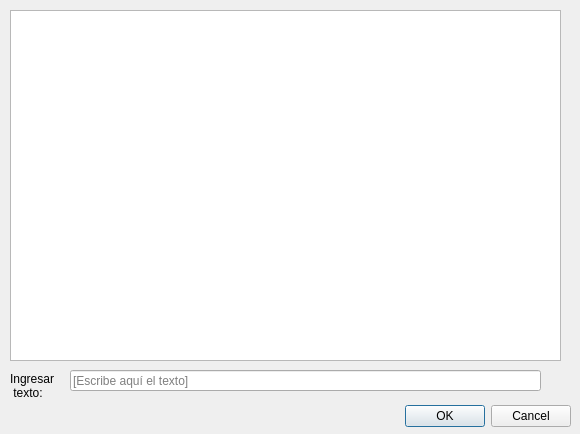
This is Practica2/GUI/principal.ui in os-baach/Redes2017 as Qt 5 draws it before an edit. The edited form follows.
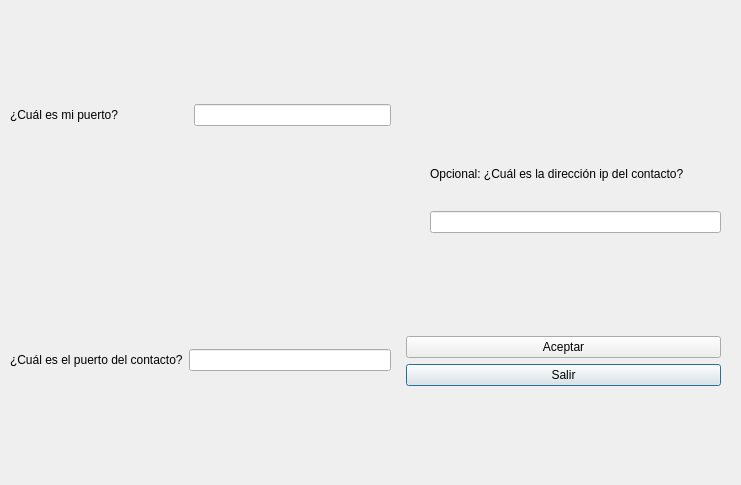
This is the edited form.

```diff
--- a/Practica2/GUI/principal.ui
+++ b/Practica2/GUI/principal.ui
@@ -6,74 +6,205 @@
    <rect>
     <x>0</x>
     <y>0</y>
-    <width>580</width>
-    <height>434</height>
+    <width>741</width>
+    <height>485</height>
    </rect>
   </property>
   <property name="windowTitle">
    <string>Chat</string>
   </property>
-  <widget class="QDialogButtonBox" name="buttonBox">
+  <widget class="QStackedWidget" name="stackedWidget">
    <property name="geometry">
     <rect>
-     <x>230</x>
-     <y>400</y>
-     <width>341</width>
-     <height>32</height>
+     <x>0</x>
+     <y>0</y>
+     <width>741</width>
+     <height>481</height>
     </rect>
    </property>
-   <property name="orientation">
-    <enum>Qt::Horizontal</enum>
+   <property name="currentIndex">
+    <number>0</number>
    </property>
-   <property name="standardButtons">
-    <set>QDialogButtonBox::Cancel|QDialogButtonBox::Ok</set>
-   </property>
-  </widget>
-  <widget class="QPlainTextEdit" name="plainTextEdit">
-   <property name="geometry">
-    <rect>
-     <x>10</x>
-     <y>10</y>
-     <width>551</width>
-     <height>351</height>
-    </rect>
-   </property>
-   <property name="readOnly">
-    <bool>true</bool>
-   </property>
-  </widget>
-  <widget class="QLineEdit" name="lineEdit">
-   <property name="geometry">
-    <rect>
-     <x>70</x>
-     <y>370</y>
-     <width>471</width>
-     <height>21</height>
-    </rect>
-   </property>
-   <property name="placeholderText">
-    <string>[Escribe aquí el texto]</string>
-   </property>
-  </widget>
-  <widget class="QLabel" name="label">
-   <property name="geometry">
-    <rect>
-     <x>10</x>
-     <y>370</y>
-     <width>91</width>
-     <height>31</height>
-    </rect>
-   </property>
-   <property name="text">
-    <string>Ingresar
+   <widget class="QWidget" name="page_2">
+    <widget class="QWidget" name="formLayoutWidget">
+     <property name="geometry">
+      <rect>
+       <x>400</x>
+       <y>330</y>
+       <width>321</width>
+       <height>151</height>
+      </rect>
+     </property>
+     <layout class="QFormLayout" name="formLayout_2">
+      <item row="5" column="0">
+       <layout class="QHBoxLayout" name="horizontalLayout_3"/>
+      </item>
+      <item row="7" column="1">
+       <widget class="QPushButton" name="pushButton">
+        <property name="text">
+         <string>Salir</string>
+        </property>
+       </widget>
+      </item>
+      <item row="6" column="1">
+       <widget class="QPushButton" name="pushButton_2">
+        <property name="text">
+         <string>Aceptar</string>
+        </property>
+       </widget>
+      </item>
+     </layout>
+    </widget>
+    <widget class="QWidget" name="gridLayoutWidget">
+     <property name="geometry">
+      <rect>
+       <x>10</x>
+       <y>10</y>
+       <width>381</width>
+       <height>211</height>
+      </rect>
+     </property>
+     <layout class="QGridLayout" name="gridLayout">
+      <item row="0" column="0">
+       <widget class="QLabel" name="label_2">
+        <property name="minimumSize">
+         <size>
+          <width>120</width>
+          <height>16</height>
+         </size>
+        </property>
+        <property name="text">
+         <string>¿Cuál es mi puerto?                     </string>
+        </property>
+        <property name="scaledContents">
+         <bool>false</bool>
+        </property>
+       </widget>
+      </item>
+      <item row="0" column="1">
+       <widget class="QLineEdit" name="lineEdit_2"/>
+      </item>
+     </layout>
+    </widget>
+    <widget class="QWidget" name="gridLayoutWidget_2">
+     <property name="geometry">
+      <rect>
+       <x>10</x>
+       <y>240</y>
+       <width>381</width>
+       <height>241</height>
+      </rect>
+     </property>
+     <layout class="QGridLayout" name="gridLayout_2">
+      <item row="0" column="0">
+       <widget class="QLabel" name="label_3">
+        <property name="text">
+         <string>¿Cuál es el puerto del contacto?</string>
+        </property>
+       </widget>
+      </item>
+      <item row="0" column="1">
+       <widget class="QLineEdit" name="lineEdit_3"/>
+      </item>
+     </layout>
+    </widget>
+    <widget class="QWidget" name="gridLayoutWidget_3">
+     <property name="geometry">
+      <rect>
+       <x>430</x>
+       <y>160</y>
+       <width>291</width>
+       <height>91</height>
+      </rect>
+     </property>
+     <layout class="QGridLayout" name="gridLayout_3">
+      <item row="2" column="0" rowspan="2">
+       <widget class="QLineEdit" name="lineEdit_4"/>
+      </item>
+      <item row="1" column="0">
+       <widget class="QLabel" name="label_4">
+        <property name="minimumSize">
+         <size>
+          <width>120</width>
+          <height>16</height>
+         </size>
+        </property>
+        <property name="text">
+         <string>Opcional: ¿Cuál es la dirección ip del contacto?</string>
+        </property>
+        <property name="scaledContents">
+         <bool>false</bool>
+        </property>
+       </widget>
+      </item>
+     </layout>
+    </widget>
+    <zorder>formLayoutWidget</zorder>
+    <zorder>gridLayoutWidget</zorder>
+    <zorder>gridLayoutWidget_2</zorder>
+    <zorder>label_3</zorder>
+    <zorder>label_3</zorder>
+    <zorder>gridLayoutWidget_3</zorder>
+   </widget>
+   <widget class="QWidget" name="page">
+    <widget class="QWidget" name="verticalLayoutWidget">
+     <property name="geometry">
+      <rect>
+       <x>0</x>
+       <y>0</y>
+       <width>741</width>
+       <height>481</height>
+      </rect>
+     </property>
+     <layout class="QVBoxLayout" name="verticalLayout_2">
+      <item>
+       <widget class="QPlainTextEdit" name="plainTextEdit">
+        <property name="readOnly">
+         <bool>true</bool>
+        </property>
+       </widget>
+      </item>
+      <item>
+       <layout class="QHBoxLayout" name="horizontalLayout">
+        <item>
+         <widget class="QLabel" name="label">
+          <property name="text">
+           <string>Ingresar
  texto:</string>
-   </property>
-   <property name="textFormat">
-    <enum>Qt::PlainText</enum>
-   </property>
-   <property name="scaledContents">
-    <bool>false</bool>
-   </property>
+          </property>
+          <property name="textFormat">
+           <enum>Qt::PlainText</enum>
+          </property>
+          <property name="scaledContents">
+           <bool>false</bool>
+          </property>
+         </widget>
+        </item>
+        <item>
+         <widget class="QLineEdit" name="lineEdit">
+          <property name="placeholderText">
+           <string>[Escribe aquí el texto]</string>
+          </property>
+         </widget>
+        </item>
+       </layout>
+      </item>
+      <item>
+       <layout class="QHBoxLayout" name="horizontalLayout_2">
+        <item>
+         <widget class="QPushButton" name="Salir">
+          <property name="text">
+           <string>Salir</string>
+          </property>
+         </widget>
+        </item>
+       </layout>
+      </item>
+     </layout>
+    </widget>
+    <zorder>verticalLayoutWidget</zorder>
+    <zorder>plainTextEdit</zorder>
+   </widget>
   </widget>
  </widget>
  <resources/>
```
Left out of the diff: 35 changed lines with no effect on the pictures.
